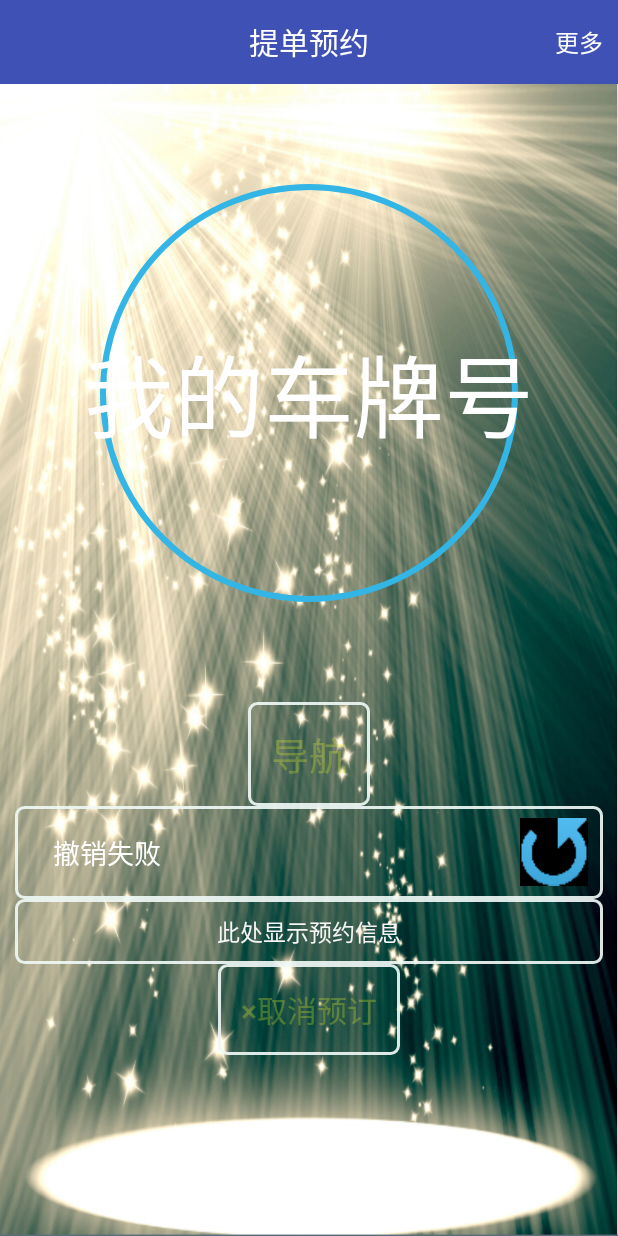
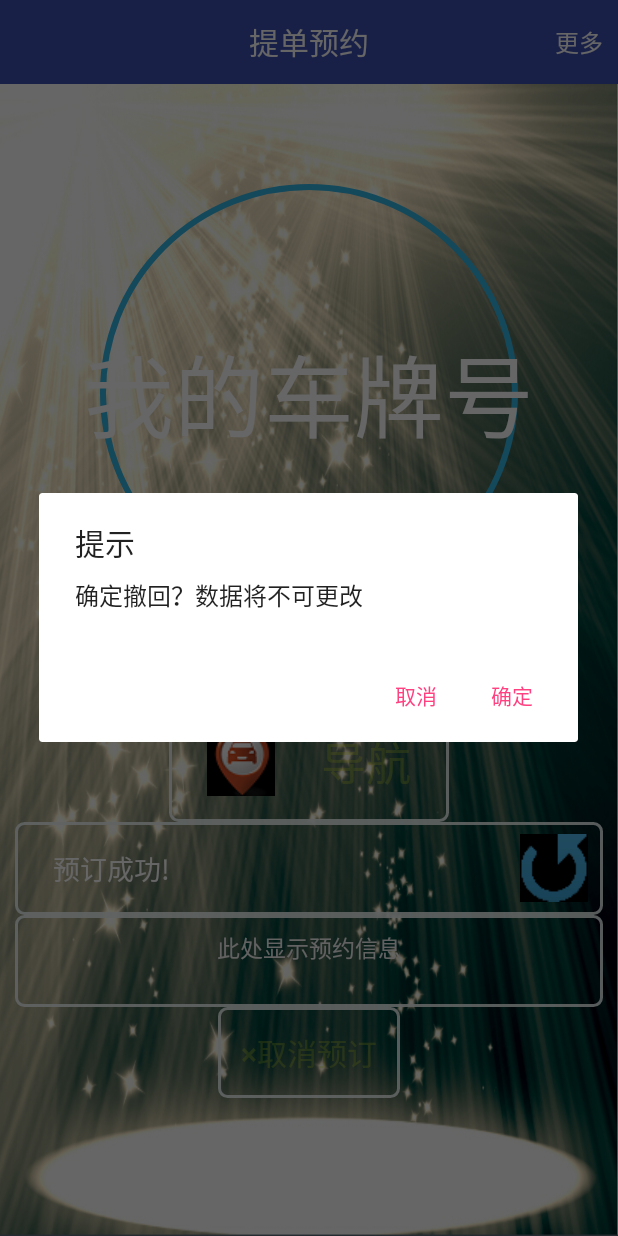
Before and after one commit to chxd5395/jhly, an Android app: the ReserveActivity screen opened directly, with no data from a screen before it, after a tap on "×取消预订", on a phone screen of 412 x 824 dp. Run offline under Robolectric (Android 15) with nearby library versions, the phone set to English and light mode, and no system bars; 1 statement that could not run was skipped.

Commit message:
第二次push

```diff
--- a/app/src/main/java/com/jhly/app/BaseActivity.java
+++ b/app/src/main/java/com/jhly/app/BaseActivity.java
@@ -103,7 +103,7 @@ public abstract class BaseActivity extends AppCompatActivity {
      * 打印Toast
      */
     public void showToast(String msg){
-        Toast.makeText(getApplicationContext(),msg,Toast.LENGTH_SHORT).show();
+        Toast.makeText(getApplicationContext(), msg, Toast.LENGTH_SHORT).show();
     }
 
     /**
--- a/app/src/main/java/com/jhly/app/ui/ReserveActivity.java
+++ b/app/src/main/java/com/jhly/app/ui/ReserveActivity.java
@@ -1,11 +1,18 @@
 package com.jhly.app.ui;
 
 import android.app.Activity;
+import android.content.DialogInterface;
 import android.os.Handler;
 import android.os.Message;
+import android.support.v4.view.ViewPager;
+import android.support.v7.app.AlertDialog;
 import android.util.Log;
 import android.view.View;
+import android.view.ViewGroup;
 import android.widget.Button;
+import android.widget.ImageButton;
+import android.widget.ImageView;
+import android.widget.LinearLayout;
 import android.widget.TextView;
 import android.widget.Toast;
 
@@ -15,9 +22,13 @@ import com.jhly.app.R;
 import com.jhly.app.api.DialogCallback;
 import com.jhly.app.api.Result;
 import com.jhly.app.api.RootUrl;
+import com.jhly.app.sqlLite.OrderDb;
 import com.jhly.app.view.MyTextView;
 import com.lzy.okgo.OkGo;
 import com.lzy.okgo.callback.StringCallback;
+
+import java.util.ArrayList;
+import java.util.List;
 
 import okhttp3.Response;
 
@@ -26,11 +37,23 @@ public class ReserveActivity extends BaseActivity implements View.OnClickListene
     private TextView success;
     private TextView info;
     private Button cancel;
+    private ImageButton refresh;
+    private ViewPager vp;
+    private List<View> viewList;//资源的集合
+    private ViewGroup vg;//放置圆点
+    //实例化原点View
+    private ImageView iv_point;
+    private ImageView []ivPointArray;
+
+    private boolean isLooper;
     private Handler handler = new Handler(){
         @Override
         public void handleMessage(Message msg) {
-            Result result = (Result) msg.obj;
+            final Result result = (Result) msg.obj;
             try {
+                        Log.d("标记","插入数据");
+                        new OrderDb(ReserveActivity.this,result).insert(result.getCv().getId(),result.getCv().getName(),result.getCv().getPhone());
+                        Log.d("标记1","插入成功");
                 mtv.setText("我的车牌号:\n"+result.getLv().getVehicle());
                 info.setText("尊敬的客户: " + result.getCv().getName() + " 您预订的是: " + result.getPv().getSrc() + "\n下单时间为: " + result.getTime() + "\n提货时间为: " + result.getPv().getBeginTime() + "--" + result.getPv().getEndTime() + "\n请您及时到达！");
             }catch (Exception e){
@@ -50,6 +73,8 @@ public class ReserveActivity extends BaseActivity implements View.OnClickListene
         success = findview(R.id.appCompatTextView);
         info = findview(R.id.tv_info);
         cancel = findview(R.id.bt_cancel);
+        refresh = findview(R.id.ib_refresh);
+
     }
 
     @Override
@@ -107,16 +132,19 @@ public class ReserveActivity extends BaseActivity implements View.OnClickListene
 
     @Override
     protected void initListener() {
-        cancel.setOnClickListener(this );
-
+        cancel.setOnClickListener(this);
+        refresh.setOnClickListener(this);
     }
 
     @Override
     public void onClick(View view) {
         switch (view.getId()){
             case R.id.bt_cancel:
+                new AlertDialog.Builder(this).setTitle("提示").setMessage("确定撤回？数据将不可更改").setPositiveButton("确定", new DialogInterface.OnClickListener() {
+                    @Override
+                    public void onClick(DialogInterface dialogInterface, int i) {
                         OkGo.<Activity>delete(RootUrl.url+"revoke")
-                        .execute(new DialogCallback(this) {
+                                .execute(new DialogCallback(ReserveActivity.this) {
                                     @Override
                                     public void onSuccess(com.lzy.okgo.model.Response response) {
                                         if(204 == response.code()){
@@ -137,8 +165,17 @@ public class ReserveActivity extends BaseActivity implements View.OnClickListene
                                         success.setVisibility(View.VISIBLE);
                                     }
                                 });
-
+                    }
+                }).setNegativeButton("取消", new DialogInterface.OnClickListener() {
+                    @Override
+                    public void onClick(DialogInterface dialogInterface, int i) {
+                        dialogInterface.cancel();
+                    }
+                }).show();
                 break;
+            case R.id.ib_refresh:
+                initData();
         }
     }
+
 }
--- a/app/src/main/res/layout/activity_reserve.xml
+++ b/app/src/main/res/layout/activity_reserve.xml
@@ -22,16 +22,30 @@
         android:paddingTop="20dp"
         android:paddingBottom="20dp"/>
 
+    <RelativeLayout
+        android:layout_gravity="center"
+        android:background="@drawable/tv_bg"
+        android:layout_width="wrap_content"
+        android:layout_height="wrap_content">
+
+        <ImageView
+            android:id="@+id/iv_dh"
+            android:layout_width="wrap_content"
+            android:layout_height="wrap_content"
+            android:padding="15dp"
+            android:layout_centerVertical="true"
+            android:src="@drawable/daohang" />
+
     <TextView
         android:layout_width="wrap_content"
         android:layout_height="wrap_content"
         android:text="导航"
-        android:textSize="25sp"
-        android:layout_gravity="center_horizontal"
+        android:textSize="30sp"
+        android:layout_toRightOf="@+id/iv_dh"
         android:gravity="center"
         android:padding="15dp"
-        android:background="@drawable/tv_bg"
         android:textColor="#4bdded27"/>
+    </RelativeLayout>
 
     <RelativeLayout
         android:layout_width="match_parent"
@@ -70,7 +84,7 @@
             android:textSize="15sp"
             android:background="@drawable/tv_bg"
             android:gravity="center"
-            android:text="此处显示预约信息"
+            android:text="此处显示预约信息\n"
             android:layout_marginRight="10dp"
             android:layout_marginLeft="10dp"/>
 
```
Also changed, not shown: app/src/main/java/com/jhly/app/adapter/InfoPageAdapter.java (added, +75 -0 lines), app/src/main/java/com/jhly/app/sqlLite/DbHelper.java (+4 -4 lines), app/src/main/java/com/jhly/app/sqlLite/OrderDb.java (+14 -9 lines), app/src/main/res/layout/activity_plan.xml (+9 -8 lines), app/src/main/res/drawable/daohang.png (added), app/src/main/res/drawable/x.png (added). Lines whose indentation alone changed are shown as unchanged.
